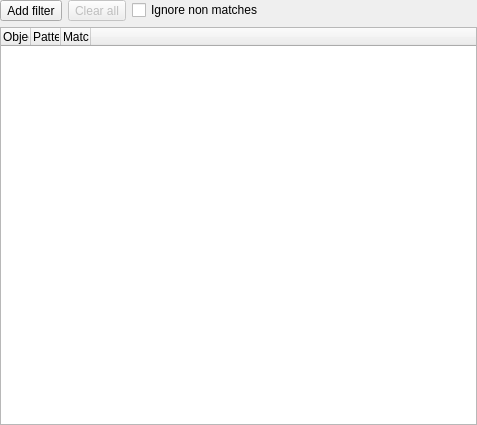
Before: the Qt Designer form libpgmodeler_ui/ui/objectsfilterwidget.ui in pgmodeler/pgmodeler, drawn with Qt 5.
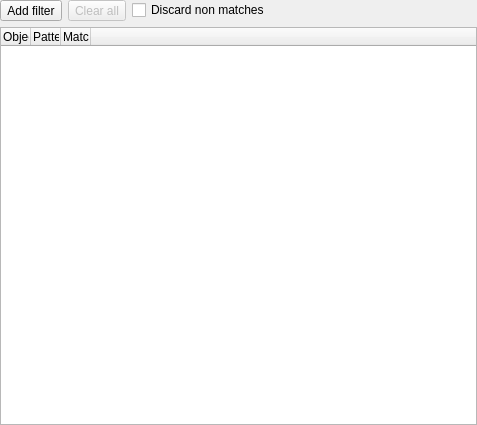
After: the same form once the commit is applied. Icons and pictures are not drawn.

Commit message: Renamed the option ignore-non-matches to discard-non-matches in CLI

Patch:
```diff
--- a/libpgmodeler_ui/ui/objectsfilterwidget.ui
+++ b/libpgmodeler_ui/ui/objectsfilterwidget.ui
@@ -200,7 +200,7 @@
         <string>Causes objects not matching the filters to be not listed in the objects tree.</string>
        </property>
        <property name="text">
-        <string>Ignore non matches</string>
+        <string>Discard non matches</string>
        </property>
       </widget>
      </item>
```
Left out of the diff: 2 changed lines with no effect on the pictures. The commit also changes 5 other files.
